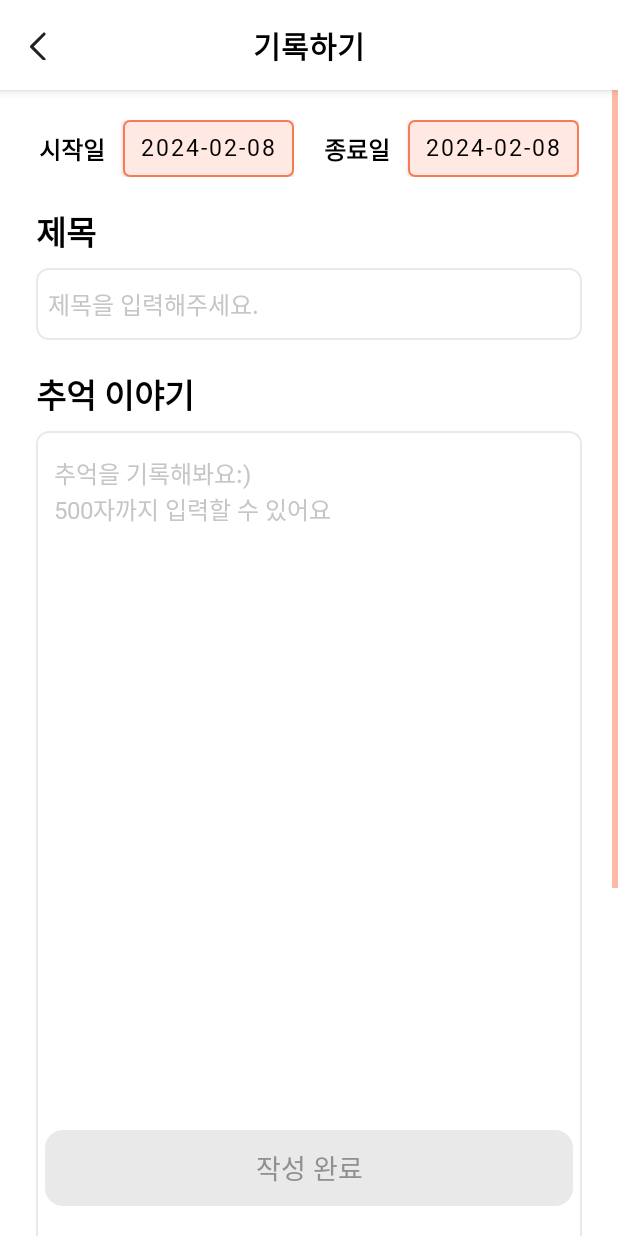
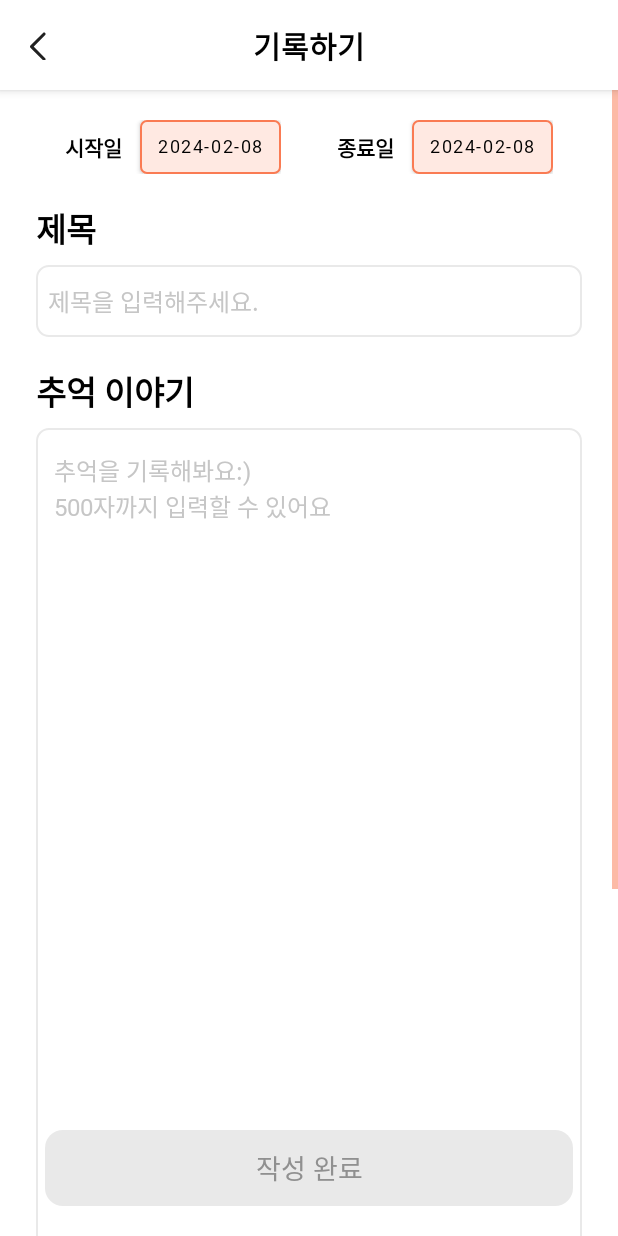
Before and after one commit to TeamOwori/Owori-Android, an Android app: the PostActivity screen opened directly, with no data from a screen before it, on a phone screen of 412 x 824 dp. Run offline under Robolectric (Android 15) with nearby library versions, the light colour scheme and no system bars; our stand-ins replace Dagger/Hilt's generated code, data binding; libraries missing offline, so code that uses them is left out: gun0912.tedimagepicker.builder.

Commit message:
feat: 스토리 작성하기 UI 수정 및 스토리 리스트로 보기 기능 구현 #49

```diff
--- a/app/src/main/AndroidManifest.xml
+++ b/app/src/main/AndroidManifest.xml
@@ -66,6 +66,11 @@
             android:screenOrientation="portrait"
             android:windowSoftInputMode="adjustPan|adjustUnspecified"/>
 
+        <activity android:name=".presenter.main.story.detail.DetailActivity"
+            android:exported="true"
+            android:screenOrientation="portrait"
+            android:windowSoftInputMode="adjustPan|adjustUnspecified"/>
+
         <activity
             android:name="com.kakao.sdk.auth.AuthCodeHandlerActivity"
             android:exported="true">
--- /dev/null
+++ b/app/src/main/java/com/owori/android/presenter/ext/RecyclerViewExt.kt
@@ -0,0 +1,20 @@
+package com.owori.android.presenter.ext
+
+import android.content.res.Resources
+import android.view.View
+import android.view.ViewGroup
+import androidx.databinding.BindingAdapter
+
+
+@BindingAdapter("marginImageAdder")
+fun View.marginImageAdder(isFull: Boolean) {
+    with(this) {
+        if (layoutParams is ViewGroup.MarginLayoutParams) {
+            val marginStart = if (isFull) 30.toDp() else 114.toDp()
+            (layoutParams as ViewGroup.MarginLayoutParams).setMargins(marginStart, 8.toDp(), 30.toDp(), 0)
+            requestLayout()
+        }
+    }
+}
+
+fun Int.toDp(): Int = (this * Resources.getSystem().displayMetrics.density + 0.5f).toInt()
--- /dev/null
+++ b/app/src/main/java/com/owori/android/presenter/main/story/adapter/PostListAdapter.kt
@@ -0,0 +1,55 @@
+package com.owori.android.presenter.main.story.adapter
+
+import android.view.LayoutInflater
+import android.view.ViewGroup
+import androidx.recyclerview.widget.DiffUtil
+import androidx.recyclerview.widget.ListAdapter
+import androidx.recyclerview.widget.RecyclerView
+import com.owori.android.databinding.ItemPostBinding
+import com.owori.android.presenter.model.PostData
+
+class PostListAdapter(private val clickEvent: (postData: PostData) -> Unit = {}) :
+    ListAdapter<PostData, PostListAdapterViewHolder>(
+        postDiffUtil
+    ) {
+
+    override fun onCreateViewHolder(
+        parent: ViewGroup,
+        viewType: Int
+    ): PostListAdapterViewHolder {
+        val binding = ItemPostBinding.inflate(LayoutInflater.from(parent.context), parent, false)
+        return PostListAdapterViewHolder(binding, clickEvent)
+    }
+
+    override fun onBindViewHolder(holder: PostListAdapterViewHolder, position: Int) {
+        holder.bind(getItem(position))
+    }
+
+    companion object {
+        private val postDiffUtil = object : DiffUtil.ItemCallback<PostData>() {
+            override fun areItemsTheSame(oldItem: PostData, newItem: PostData): Boolean {
+                return oldItem.id == newItem.id
+            }
+
+            override fun areContentsTheSame(oldItem: PostData, newItem: PostData): Boolean {
+                return oldItem.hashCode() == newItem.hashCode()
+            }
+        }
+
+    }
+}
+
+class PostListAdapterViewHolder(
+    private val binding: ItemPostBinding,
+    private val clickEvent: (postData: PostData) -> Unit = {}
+) : RecyclerView.ViewHolder(binding.root) {
+    fun bind(postData: PostData) {
+        with(binding) {
+            data = postData
+            postInfoTextView.text = "좋아요  ${postData.likeCount}   댓글  ${postData.commentList?.size ?: 0}   · ${postData.author}"
+            itemPostLayout.setOnClickListener {
+                clickEvent(postData)
+            }
+        }
+    }
+}
--- /dev/null
+++ b/app/src/main/java/com/owori/android/presenter/model/PostPhotoData.kt
@@ -0,0 +1,6 @@
+package com.owori.android.presenter.model
+
+data class PostPhotoData(
+    val id: Int,
+    val imageSrc: String,
+) : java.io.Serializable
--- a/app/src/main/res/layout/activity_post.xml
+++ b/app/src/main/res/layout/activity_post.xml
@@ -1,10 +1,11 @@
 <?xml version="1.0" encoding="utf-8"?>
 
-<layout xmlns:app="http://schemas.android.com/apk/res-auto"
-    xmlns:android="http://schemas.android.com/apk/res/android"
+<layout xmlns:android="http://schemas.android.com/apk/res/android"
+    xmlns:app="http://schemas.android.com/apk/res-auto"
     xmlns:tools="http://schemas.android.com/tools">
 
     <data>
+
         <variable
             name="vm"
             type="com.owori.android.presenter.main.story.post.PostViewModel" />
@@ -13,9 +14,9 @@
     </data>
 
     <androidx.constraintlayout.widget.ConstraintLayout
-        android:background="@color/white"
         android:layout_width="match_parent"
-        android:layout_height="match_parent">
+        android:layout_height="match_parent"
+        android:background="@color/white">
 
         <androidx.constraintlayout.widget.ConstraintLayout
             android:id="@+id/constraintLayout"
@@ -78,9 +79,9 @@
             app:layout_constraintTop_toBottomOf="@+id/constraintLayout">
 
             <androidx.constraintlayout.widget.ConstraintLayout
-                android:paddingBottom="96dp"
                 android:layout_width="match_parent"
-                android:layout_height="wrap_content">
+                android:layout_height="wrap_content"
+                android:paddingBottom="96dp">
 
                 <androidx.constraintlayout.widget.ConstraintLayout
                     android:id="@+id/date_layout"
@@ -104,7 +105,7 @@
 
                         <TextView
                             android:id="@+id/label_start_date"
-                            style="@style/TextBodyRegular.01"
+                            style="@style/TextBodyRegular.03"
                             android:layout_width="wrap_content"
                             android:layout_height="wrap_content"
                             android:includeFontPadding="false"
@@ -115,22 +116,23 @@
                             app:layout_constraintStart_toStartOf="parent"
                             app:layout_constraintTop_toTopOf="parent" />
 
-                        <com.google.android.material.button.MaterialButton
-                            style="@style/TextBodyRegular.02"
+                        <Button
+                            style="@style/TextCaptionRegular"
                             android:layout_width="wrap_content"
-                            android:layout_height="38dp"
+                            android:layout_height="36dp"
                             android:layout_marginStart="12dp"
+                            android:background="@{vm.startDate == null ? @drawable/shp_grey_stroke_r4 : @drawable/shp_owori_red_stroke_r4}"
+                            android:foreground="?attr/selectableItemBackground"
                             android:includeFontPadding="false"
+                            android:onClick="@{() -> vm.onClickDatePickerDialogButton()}"
                             android:paddingHorizontal="12dp"
+                            android:text="@{vm.startDate}"
                             android:textColor="@color/black"
-                            android:text="@{vm.startDate}"
-                            android:background="@{vm.startDate == null ? @drawable/shp_grey_stroke_r4 : @drawable/shp_owori_red_stroke_r4}"
-                            android:onClick="@{() -> vm.onClickDatePickerDialogButton()}"
+                            app:backgroundTint="@null"
                             app:layout_constraintBottom_toBottomOf="parent"
                             app:layout_constraintStart_toEndOf="@id/label_start_date"
                             app:layout_constraintTop_toTopOf="parent"
                             tools:background="@drawable/shp_owori_red_stroke_r4"
-                            app:backgroundTint="@null"
                             tools:text="2023.01.15" />
 
                     </androidx.constraintlayout.widget.ConstraintLayout>
@@ -146,11 +148,11 @@
                         app:layout_constraintTop_toTopOf="parent">
 
                         <TextView
-                            android:layout_marginStart="12dp"
                             android:id="@+id/label_end_date"
-                            style="@style/TextBodyRegular.01"
+                            style="@style/TextBodyRegular.03"
                             android:layout_width="wrap_content"
                             android:layout_height="wrap_content"
+                            android:layout_marginStart="12dp"
                             android:includeFontPadding="false"
                             android:text="@string/label_end_date"
                             android:textColor="@color/black"
@@ -161,18 +163,20 @@
 
                         <Button
                             android:id="@+id/end_date_button"
-                            style="@style/TextBodyRegular.02"
+                            style="@style/TextCaptionRegular"
                             android:layout_width="wrap_content"
-                            android:layout_height="38dp"
+                            android:layout_height="36dp"
                             android:layout_marginStart="12dp"
+                            android:background="@{vm.endDate == null ? @drawable/shp_grey_stroke_r4 : @drawable/shp_owori_red_stroke_r4}"
+                            android:foreground="?attr/selectableItemBackground"
                             android:includeFontPadding="false"
+                            android:onClick="@{() -> vm.onClickDatePickerDialogButton()}"
                             android:paddingHorizontal="12dp"
-                            app:layout_constraintBottom_toBottomOf="parent"
+                            android:text="@{vm.endDate}"
                             android:textColor="@color/black"
                             app:backgroundTint="@null"
-                            android:text="@{vm.endDate}"
-                            android:background="@{vm.endDate == null ? @drawable/shp_grey_stroke_r4 : @drawable/shp_owori_red_stroke_r4}"
-                            android:onClick="@{() -> vm.onClickDatePickerDialogButton()}"
+                            app:layout_constraintBottom_toBottomOf="parent"
+                            app:layout_constraintEnd_toEndOf="parent"
                             app:layout_constraintStart_toEndOf="@id/label_end_date"
                             app:layout_constraintTop_toTopOf="parent"
                             tools:background="@drawable/shp_owori_red_stroke_r4"
@@ -200,14 +204,14 @@
                     android:id="@+id/title_edit"
                     style="@style/TextBodyMedium.01"
                     android:layout_width="0dp"
-                    android:lines="1"
                     android:layout_height="48dp"
                     android:layout_marginHorizontal="24dp"
                     android:layout_marginTop="8dp"
-                    android:maxLength="20"
                     android:background="@drawable/shp_grey_c6c6c6_stroke_r8"
                     android:hint="@string/hint_title"
                     android:includeFontPadding="false"
+                    android:lines="1"
+                    android:maxLength="20"
                     android:paddingHorizontal="8dp"
                     android:textColorHint="@color/grey_c6c6c6"
                     app:layout_constraintEnd_toEndOf="parent"
@@ -233,7 +237,6 @@
                     style="@style/TextBodyMedium.01"
                     android:layout_width="0dp"
                     android:layout_height="636dp"
-                    android:scrollbars="vertical"
                     android:layout_marginHorizontal="24dp"
                     android:layout_marginTop="8dp"
                     android:background="@drawable/shp_grey_c6c6c6_stroke_r8"
@@ -245,6 +248,7 @@
                     android:paddingStart="12dp"
                     android:paddingTop="16dp"
                     android:paddingBottom="42dp"
+                    android:scrollbars="vertical"
                     android:textColorHint="@color/grey_c6c6c6"
                     app:layout_constraintEnd_toEndOf="parent"
                     app:layout_constraintStart_toStartOf="parent"
@@ -255,10 +259,10 @@
                     style="@style/TextBodyRegular.02"
                     android:layout_width="wrap_content"
                     android:layout_height="wrap_content"
+                    android:layout_marginVertical="12dp"
                     android:layout_marginEnd="16dp"
                     android:includeFontPadding="false"
                     android:text="0/500"
-                    android:layout_marginVertical="12dp"
                     android:textColor="@color/grey_c6c6c6"
                     app:layout_constraintBottom_toBottomOf="@+id/story_edit"
                     app:layout_constraintEnd_toEndOf="@+id/story_edit"
@@ -282,9 +286,11 @@
                     android:layout_width="80dp"
                     android:layout_height="80dp"
                     android:layout_marginStart="24dp"
-                    android:onClick="@{() -> vm.onClickChooseImageButton()}"
                     android:layout_marginTop="8dp"
                     android:background="@drawable/shp_grey_c6c6c6_stroke_r12"
+                    android:foreground="?attr/selectableItemBackgroundBorderless"
+                    android:onClick="@{() -> vm.onClickChooseImageButton()}"
+                    android:visibility="@{vm.photoList.size() == 10 ? View.GONE : View.VISIBLE}"
                     app:layout_constraintStart_toStartOf="parent"
                     app:layout_constraintTop_toBottomOf="@id/label_photo_title">
 
@@ -315,17 +321,17 @@
 
                 <androidx.recyclerview.widget.RecyclerView
                     android:id="@+id/add_photo_list_adapter"
+                    marginImageAdder="@{vm.photoList.size() == 10}"
                     android:layout_width="0dp"
                     android:layout_height="80dp"
-                    android:layout_marginStart="8dp"
-                    android:layout_marginEnd="24dp"
+                    android:layout_marginTop="8dp"
+                    android:layout_marginStart="112dp"
                     android:orientation="horizontal"
                     app:layoutManager="androidx.recyclerview.widget.LinearLayoutManager"
-                    app:layout_constraintBottom_toBottomOf="@+id/add_photo_layout"
-                    tools:listitem="@layout/item_add_story_photo"
                     app:layout_constraintEnd_toEndOf="parent"
-                    app:layout_constraintStart_toEndOf="@+id/add_photo_layout"
-                    app:layout_constraintTop_toTopOf="@+id/add_photo_layout" />
+                    app:layout_constraintStart_toStartOf="parent"
+                    app:layout_constraintTop_toBottomOf="@id/label_photo_title"
+                    tools:listitem="@layout/item_add_story_photo" />
 
             </androidx.constraintlayout.widget.ConstraintLayout>
 
@@ -335,14 +341,14 @@
             android:id="@+id/save_post_button"
             android:layout_width="match_parent"
             android:layout_height="wrap_content"
+            android:layout_marginHorizontal="30dp"
+            android:layout_marginBottom="20dp"
+            android:background="@{vm.isPostModeActivated == true ? @drawable/shp_owori_red_r12 : @drawable/shp_grey_e9e9e9_r12}"
+            android:foreground="?attr/selectableItemBackgroundBorderless"
+            android:onClick="@{() -> vm.onClickSavePostButton()}"
             android:paddingVertical="12dp"
             app:layout_constraintBottom_toBottomOf="parent"
             app:layout_constraintEnd_toEndOf="parent"
-            android:layout_marginHorizontal="30dp"
-            android:layout_marginBottom="20dp"
-            android:onClick="@{() -> vm.onClickSavePostButton()}"
-            android:background="@{vm.isPostModeActivated == true ? @drawable/shp_owori_red_r12 : @drawable/shp_grey_e9e9e9_r12}"
-            android:foreground="?attr/selectableItemBackgroundBorderless"
             app:layout_constraintStart_toStartOf="parent"
             tools:background="@drawable/shp_grey_e9e9e9_r12">
 
--- /dev/null
+++ b/app/src/main/res/values/dimens.xml
@@ -0,0 +1,5 @@
+<?xml version="1.0" encoding="utf-8"?>
+<resources>
+    <dimen name="dp_zero">0dp</dimen>
+    <dimen name="dp_8">8dp</dimen>
+</resources>
```
Also changed, not shown: app/src/main/java/com/owori/android/presenter/ext/ImageViewExt.kt (+10 -0 lines), app/src/main/java/com/owori/android/presenter/main/story/StoryFragment.kt (+18 -1 lines), app/src/main/java/com/owori/android/presenter/main/story/StoryViewModel.kt (+112 -0 lines), app/src/main/java/com/owori/android/presenter/main/story/detail/DetailActivity.kt (added, +42 -0 lines), app/src/main/java/com/owori/android/presenter/main/story/detail/DetailViewModel.kt (added, +10 -0 lines), app/src/main/java/com/owori/android/presenter/model/CommentData.kt (added, +9 -0 lines), app/src/main/java/com/owori/android/presenter/model/PostData.kt (added, +12 -0 lines), app/src/main/res/drawable/icon_gallery.xml (added, +13 -0 lines), app/src/main/res/drawable/resource_default.xml (added, +13 -0 lines), app/src/main/res/layout/activity_detail.xml (added, +23 -0 lines), app/src/main/res/layout/fragment_story.xml (+10 -5 lines), app/src/main/res/drawable/ex_post_img.jpeg (added), app/src/main/res/drawable/img.png (added).
